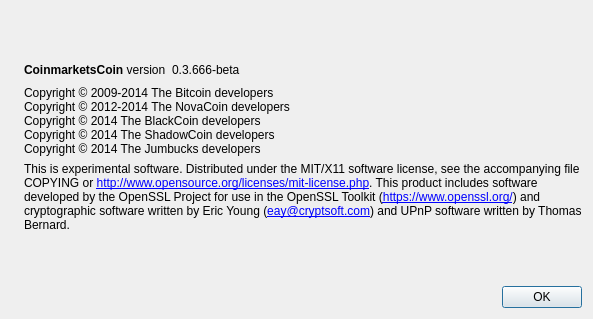
This is src/qt/forms/aboutdialog.ui in jyap808/jumbucks as Qt 5 draws it before an edit. The edited form follows.
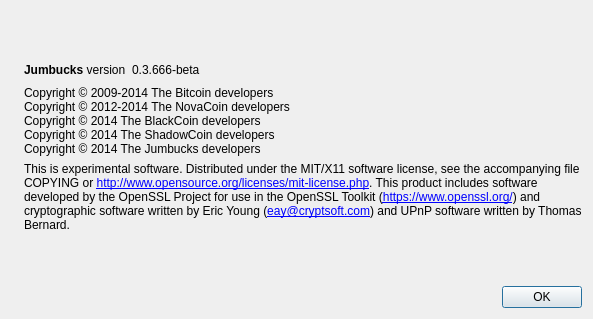
This is the edited form. Icons and pictures are not drawn.

```diff
--- a/src/qt/forms/aboutdialog.ui
+++ b/src/qt/forms/aboutdialog.ui
@@ -50,7 +50,7 @@
           <cursorShape>IBeamCursor</cursorShape>
          </property>
          <property name="text">
-          <string>&lt;b&gt;CoinmarketsCoin&lt;/b&gt; version</string>
+          <string>&lt;b&gt;Jumbucks&lt;/b&gt; version</string>
          </property>
          <property name="textInteractionFlags">
           <set>Qt::LinksAccessibleByMouse|Qt::TextSelectableByKeyboard|Qt::TextSelectableByMouse</set>
```
Left out of the diff: 2 changed lines with no effect on the pictures.
